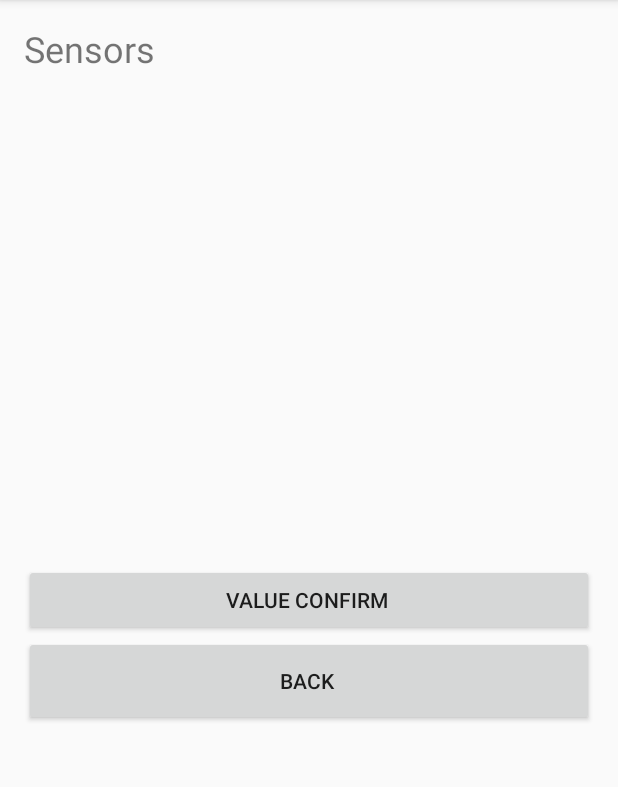
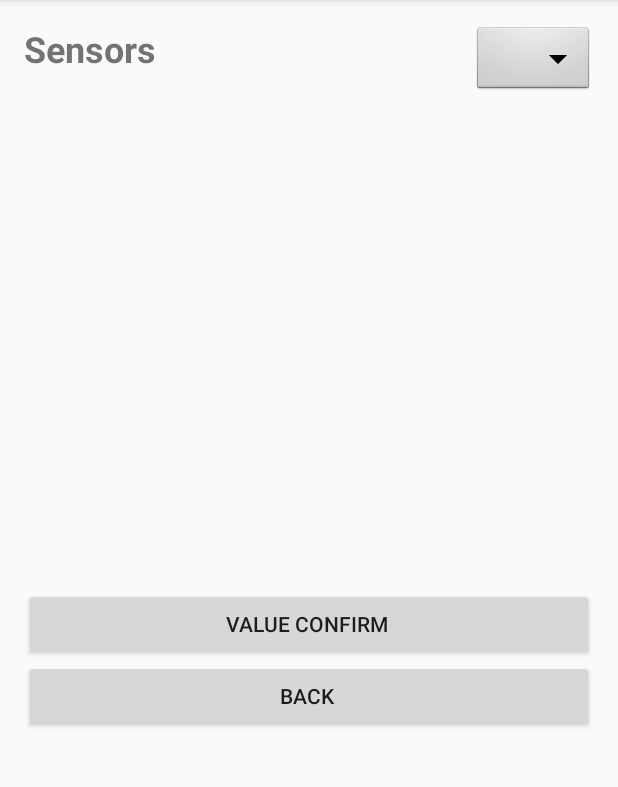
Before and after one commit to 9blue/ad-hoc-building-sensor-devices, an Android app: the screen it shows after launch (ListActivity), after a tap on "DEPLOY", on a phone screen of 412 x 824 dp, the part 84-871 px from its top. Run offline under Robolectric (Android 15) with nearby library versions, the phone set to English and light mode, and no system bars; our stand-ins replace Firebase (no records; nobody signed in at launch, a user with empty details on screens opened directly); libraries missing offline, so code that uses them is left out: com.google.zxing.integration.

Commit message:
update UI for sensor selection

```diff
--- a/android/app/src/main/java/ini_google/ad_hoc_building_sensor_devices/mad_hoc/adapters/SensorListAdapter.java
+++ b/android/app/src/main/java/ini_google/ad_hoc_building_sensor_devices/mad_hoc/adapters/SensorListAdapter.java
@@ -132,6 +132,7 @@ public class SensorListAdapter extends BaseExpandableListAdapter{
 
             TextView lblListHeader = (TextView) convertView
                     .findViewById(R.id.lblListHeader);
+
             lblListHeader.setTypeface(null, Typeface.BOLD);
             lblListHeader.setTextColor(Color.BLACK);
             lblListHeader.setText(headerTitle);
--- a/android/app/src/main/java/ini_google/ad_hoc_building_sensor_devices/mad_hoc/ui/ListActivity.java
+++ b/android/app/src/main/java/ini_google/ad_hoc_building_sensor_devices/mad_hoc/ui/ListActivity.java
@@ -5,8 +5,11 @@ import android.content.Intent;
 import android.os.Bundle;
 import android.support.v7.app.AppCompatActivity;
 import android.view.View;
+import android.widget.AdapterView;
+import android.widget.ArrayAdapter;
 import android.widget.Button;
 import android.widget.ExpandableListView;
+import android.widget.Spinner;
 import android.widget.TextView;
 import android.widget.Toast;
 
@@ -28,7 +31,9 @@ public class ListActivity extends AppCompatActivity {
     List<String> listDataHeader;
     HashMap<String, List<Parameter>> listDataChild;
     private TextView typeText;
+    private String targetSensor = null;
     private Button backButton, confirmButton;
+    private Spinner spinner;
     private HashMap<String, String> lookupTable;
     private String configData;
 
@@ -40,6 +45,7 @@ public class ListActivity extends AppCompatActivity {
         typeText = (TextView) findViewById(R.id.typeView);
         backButton = (Button) findViewById(R.id.backButton);
         confirmButton = (Button) findViewById(R.id.confirmButton);
+        spinner = (Spinner)findViewById(R.id.spinner);
         lookupTable = new HashMap<String, String>();
         lookupTableInit(lookupTable);
 
@@ -49,18 +55,29 @@ public class ListActivity extends AppCompatActivity {
         // get the listview, (ViewHolder)
         expListView = (ExpandableListView) findViewById(R.id.sensorList);
 
-        // preparing list data
-        // should prepare data first and then initialize an adapter
-        prepareListData(configData);
-        listAdapter = new SensorListAdapter(this, listDataHeader, listDataChild);
+        // set up spinner
+        ArrayList<String> listItem = new ArrayList<>();
+        getHeader(listItem, configData);
+        String[] items = listItem.toArray(new String[listItem.size()]);
+        ArrayAdapter<String> adapter = new ArrayAdapter<String>(this, android.R.layout.simple_spinner_dropdown_item, items);
+        adapter.setDropDownViewResource(android.R.layout.simple_spinner_dropdown_item);
+        spinner.setAdapter(adapter);
 
-        // setting list adapter, (connect ViewHolder and View)
-        expListView.setAdapter(listAdapter);
+        spinner.setOnItemSelectedListener(new Spinner.OnItemSelectedListener(){
+            public void onItemSelected(AdapterView adapterView, View view, int position, long id){
+                targetSensor = adapterView.getSelectedItem().toString();
+                Toast.makeText(activity, adapterView.getSelectedItem().toString() + " is chosen", Toast.LENGTH_LONG).show();
+                // update listAdapter
+                prepareListData(configData);
+                listAdapter = new SensorListAdapter(activity, listDataHeader, listDataChild);
+                expListView.setAdapter(listAdapter);
+            }
+            public void onNothingSelected(AdapterView arg0) {
+                Toast.makeText(activity, "No sensor is selected", Toast.LENGTH_LONG).show();
+            }
+        });
 
-        // update the list
-        //listAdapter.updateData(listDataHeader, listDataChild);
-        //listAdapter.notifyDataSetChanged();
-
+        //dropdown.setSelection(((ArrayAdapter<String>)dropdown.getAdapter()).getPosition(items));
 
         confirmButton.setOnClickListener(new View.OnClickListener() {
             @Override
@@ -87,6 +104,17 @@ public class ListActivity extends AppCompatActivity {
 
     }
 
+    private void getHeader(ArrayList<String> listItem, String configData) {
+        try {
+            JSONObject config = new JSONObject(configData);
+            Iterator<?> keys = config.keys();
+            while(keys.hasNext()) {
+                listItem.add((String) keys.next());
+            }
+        } catch (Exception e) {
+            e.printStackTrace();
+        }
+    }
 
     private void prepareListData(String configData) {
         try {
@@ -100,12 +128,14 @@ public class ListActivity extends AppCompatActivity {
             Parameter parameter = null;
             List<Parameter> parameters = null;
 
-            while(keys.hasNext()) {
+//            while(keys.hasNext()) {
                 parameters = new ArrayList<Parameter>();
-                String key = (String) keys.next();
+                //String key = (String) keys.next();
+                String key = targetSensor;
                 JSONObject configSensor = (JSONObject) config.get(key);
                 parameter = null;
                 String type = configSensor.get("type").toString();
+
                 listDataHeader.add(key);
 
                 if (configSensor.has("threshold_upper")) {
@@ -124,7 +154,7 @@ public class ListActivity extends AppCompatActivity {
                     parameters.add(parameter);
                 }
                 listDataChild.put(listDataHeader.get(listDataHeader.indexOf(key)), parameters);
-            }
+//            }
 
 
 
@@ -146,19 +176,23 @@ public class ListActivity extends AppCompatActivity {
     // update Json after threshold values are changed by users
     private void UpdateJson(String configData) {
         try {
-            JSONObject config = new JSONObject(configData);
+            //JSONObject config = new JSONObject(configData);
+            JSONObject parent = new JSONObject();
+            //JSONObject child  = new JSONObject();
             for(HashMap.Entry<String, List<Parameter>> entry: listDataChild.entrySet()) {
                String key = entry.getKey();
                List<Parameter> list = listDataChild.get(key);
-               JSONObject field = (JSONObject) config.get(key);
+               //JSONObject field = (JSONObject) config.get(key);
+                JSONObject child  = new JSONObject();
+                //System.out.println("select: " + targetSensor);
                for(Parameter parameter:list) {
                    String item = parameter.getItem();
                    String val = parameter.getVal();
                    boolean fixed = parameter.getFixed();
+                   child.put(item, val);
+                   //if(!fixed)field.put(item,Integer.parseInt(val));
+               }
 
-                   if(!fixed)field.put(item,Integer.parseInt(val));
-
-               }
 
            }
         } catch (Exception e) {
--- a/android/app/src/main/res/layout/list.xml
+++ b/android/app/src/main/res/layout/list.xml
@@ -16,12 +16,30 @@
                   android:layout_width="fill_parent"
                   android:layout_height="wrap_content">
 
-        <TextView
-        android:text="Sensors"
-        android:layout_width="match_parent"
-        android:layout_height="wrap_content"
-        android:id="@+id/typeView"
-        android:textSize="24sp"/>
+        <LinearLayout
+            android:orientation="horizontal"
+            android:layout_width="match_parent"
+            android:layout_height="match_parent">
+
+            <TextView
+                android:text="Sensors"
+                android:layout_width="wrap_content"
+                android:layout_height="wrap_content"
+                android:id="@+id/typeView"
+                android:textSize="24sp"
+                android:layout_weight="1"
+                android:textStyle="normal|bold"
+                android:fontFamily="sans-serif"/>
+
+            <Spinner
+                android:id="@+id/spinner"
+                android:layout_width="wrap_content"
+                android:layout_height="wrap_content"
+                android:background="@android:drawable/btn_dropdown"
+                android:spinnerMode="dropdown"
+                />
+
+        </LinearLayout>
 
         <ExpandableListView
         android:layout_width="fill_parent"
@@ -37,7 +55,7 @@
         <Button
             android:text="Back "
             android:layout_width="match_parent"
-            android:layout_height="60dp"
+            android:layout_height="wrap_content"
             android:id="@+id/backButton"
             android:layout_alignParentStart="true"
             />
```
Also changed, not shown: android/app/src/main/res/layout/list_group.xml (+14 -7 lines).
